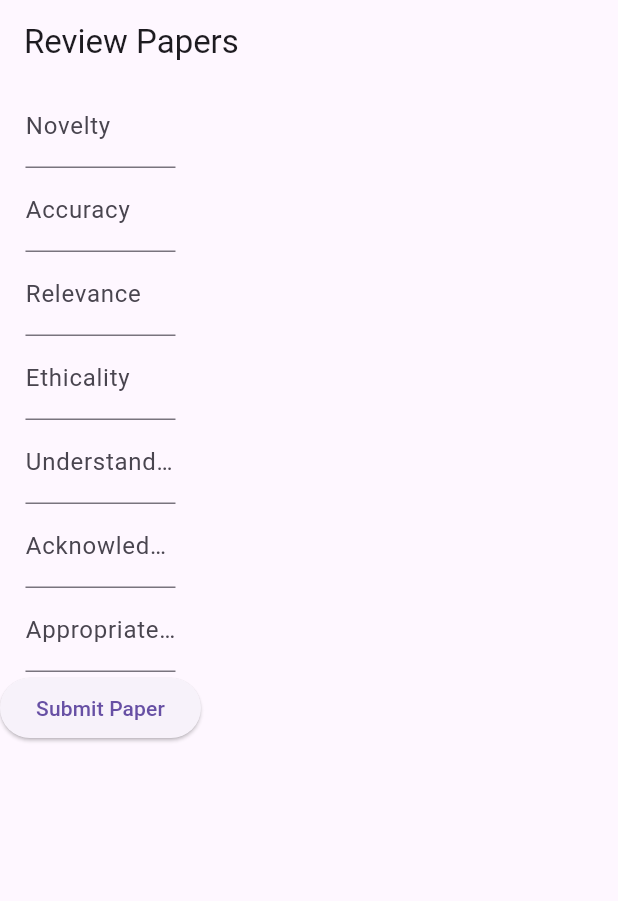
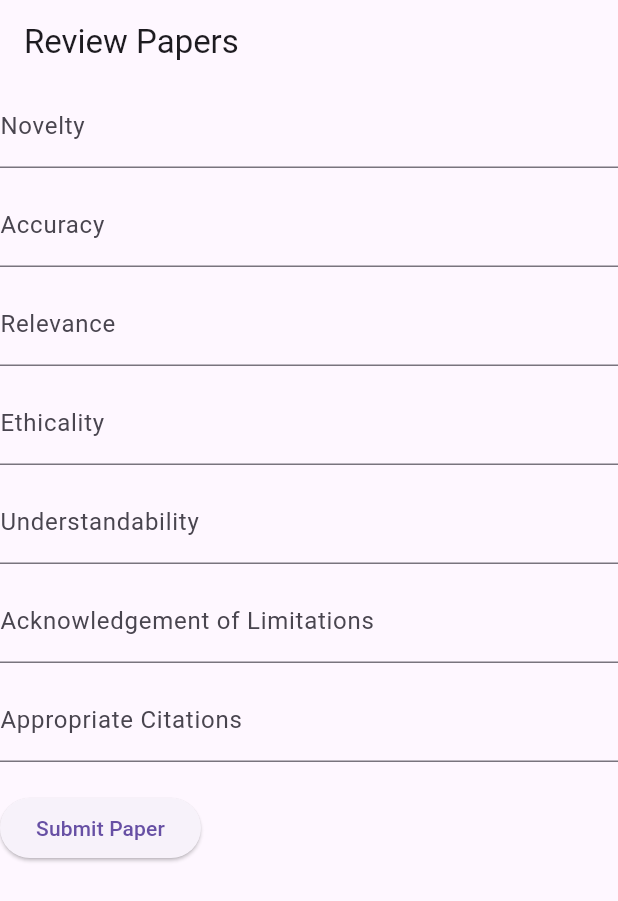
Before and after one commit to Strategists-SWS/OPRS, a Flutter app: the ReviewPage screen opened directly with empty values, on a phone screen of 412 x 824 dp. Shown: the top 901 px of the screen. Run offline on Flutter 3.47's test engine with Material 3 defaults, Android fonts, the light colour scheme and no system bars; our stand-ins replace cloud_firestore, file_picker, firebase_auth, firebase_core, firebase_storage, flutter_login; missing offline and left inert: firebase_ui_auth; accounts and stored records are empty; statements that could not run were skipped.

Commit message:
UI Changes

```diff
--- a/oprs/lib/reviewpaperform.dart
+++ b/oprs/lib/reviewpaperform.dart
@@ -158,73 +158,71 @@ class _ReviewFormPageState extends State<ReviewPage> {
         title: const Text('Review Papers'),
       ),
       body: Column(
+        crossAxisAlignment: CrossAxisAlignment.start,
         children: [
-          SizedBox(
-            width: 100.0,
-            child: TextFormField(
+          TextFormField(
             keyboardType: TextInputType.number,
             controller: noveltyScore,
             decoration: const InputDecoration(
-                  border: UnderlineInputBorder(), labelText: 'Novelty'),
+              labelText: 'Novelty',
+              border: UnderlineInputBorder(),
             ),
           ),
-          SizedBox(
-            width: 100.0,
-            child: TextFormField(
+          SizedBox(height: 10),
+          TextFormField(
             keyboardType: TextInputType.number,
             controller: accuracyScore,
             decoration: const InputDecoration(
-                  border: UnderlineInputBorder(), labelText: 'Accuracy'),
+              labelText: 'Accuracy',
+              border: UnderlineInputBorder(),
             ),
           ),
-          SizedBox(
-            width: 100.0,
-            child: TextFormField(
+          SizedBox(height: 10),
+          TextFormField(
             keyboardType: TextInputType.number,
             controller: relevanceScore,
             decoration: const InputDecoration(
-                  border: UnderlineInputBorder(), labelText: 'Relevance'),
+              labelText: 'Relevance',
+              border: UnderlineInputBorder(),
             ),
           ),
-          SizedBox(
-            width: 100.0,
-            child: TextFormField(
+          SizedBox(height: 10),
+          TextFormField(
             keyboardType: TextInputType.number,
             controller: ethicalityScore,
             decoration: const InputDecoration(
-                  border: UnderlineInputBorder(), labelText: 'Ethicality'),
+              labelText: 'Ethicality',
+              border: UnderlineInputBorder(),
             ),
           ),
-          SizedBox(
-            width: 100.0,
-            child: TextFormField(
+          SizedBox(height: 10),
+          TextFormField(
             keyboardType: TextInputType.number,
             controller: understandabilityScore,
             decoration: const InputDecoration(
+              labelText: 'Understandability',
               border: UnderlineInputBorder(),
-                  labelText: 'Understandability'),
             ),
           ),
-          SizedBox(
-            width: 100.0,
-            child: TextFormField(
+          SizedBox(height: 10),
+          TextFormField(
             keyboardType: TextInputType.number,
             controller: acknowledgementScore,
             decoration: const InputDecoration(
+              labelText: 'Acknowledgement of Limitations',
               border: UnderlineInputBorder(),
-                  labelText: 'Acknowledgement of Limitations'),
             ),
           ),
-          SizedBox(
-            width: 100.0,
-            child: TextFormField(
+          SizedBox(height: 10),
+          TextFormField(
             keyboardType: TextInputType.number,
             controller: citationsScore,
             decoration: const InputDecoration(
+              labelText: 'Appropriate Citations',
               border: UnderlineInputBorder(),
-                  labelText: 'Appropriate Citations'),
             ),
           ),
+          SizedBox(height: 20),
           ElevatedButton(
             onPressed: () => _reviewPaper(context),
             child: const Text('Submit Paper'),
```
Also changed, not shown: oprs/flutter_01.png (added), oprs/flutter_02.png (added). Lines whose indentation alone changed are shown as unchanged.
